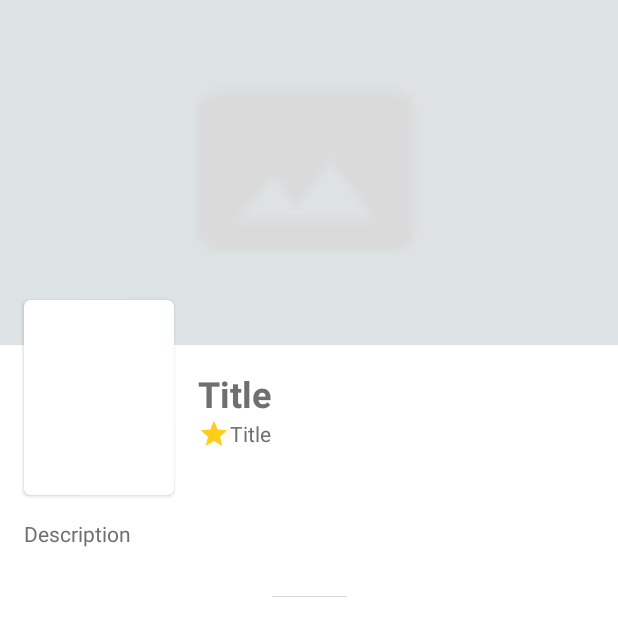
After one commit to yovi-ep/Content-Provider-Consumer, an Android app: the layout activity_detail_movie.xml on its own in the app's theme, with its tools: preview values and no code run, on a phone screen of 412 x 824 dp. The commit adds this screen. Shown: the top 636 px of the screen. Run offline under Robolectric (Android 15) with nearby library versions, the phone set to English and light mode, and no system bars.

Commit message:
Read ContentProvider

```diff
--- a/app/src/main/AndroidManifest.xml
+++ b/app/src/main/AndroidManifest.xml
@@ -2,6 +2,8 @@
 <manifest xmlns:android="http://schemas.android.com/apk/res/android"
           package="com.yeputra.moviecatalaguecunsumer">
 
+    <uses-permission android:name="android.permission.INTERNET" />
+    <uses-permission android:name="android.permission.ACCESS_NETWORK_STATE" />
     <uses-permission android:name="com.yeputra.moviecatalogue.READ_DATABASE"/>
     <uses-permission android:name="com.yeputra.moviecatalogue.WRITE_DATABASE"/>
 
@@ -20,6 +22,9 @@
                 <category android:name="android.intent.category.LAUNCHER"/>
             </intent-filter>
         </activity>
+
+        <activity android:name=".DetailMovieActivity"
+            android:screenOrientation="portrait" />
     </application>
 
 </manifest>
--- /dev/null
+++ b/app/src/main/res/layout/activity_detail_movie.xml
@@ -0,0 +1,110 @@
+<?xml version="1.0" encoding="utf-8"?>
+<ScrollView xmlns:android="http://schemas.android.com/apk/res/android"
+    xmlns:app="http://schemas.android.com/apk/res-auto"
+    android:layout_width="match_parent"
+    android:layout_height="match_parent"
+    xmlns:tools="http://schemas.android.com/tools"
+    android:orientation="vertical"
+    android:background="@color/white">
+
+    <androidx.constraintlayout.widget.ConstraintLayout
+        android:layout_width="match_parent"
+        android:layout_height="wrap_content">
+
+        <ImageView
+            android:id="@+id/img_banner"
+            android:layout_width="match_parent"
+            android:layout_height="@dimen/banner_height"
+            android:contentDescription="@string/description"
+            android:scaleType="centerCrop"
+            android:src="@mipmap/ic_placeholder"
+            android:background="@color/background"
+            app:layout_constraintEnd_toEndOf="parent"
+            app:layout_constraintStart_toStartOf="parent"
+            app:layout_constraintTop_toTopOf="parent" />
+
+        <androidx.cardview.widget.CardView
+            android:id="@+id/cardView"
+            style="@style/CardViewTheme"
+            android:layout_width="@dimen/poster_width"
+            android:layout_height="@dimen/poster_height"
+            android:layout_marginTop="@dimen/poster_margin_top_offset"
+            app:layout_constraintStart_toStartOf="parent"
+            app:layout_constraintTop_toTopOf="@+id/img_banner">
+            <LinearLayout
+                android:layout_width="match_parent"
+                android:layout_height="match_parent"
+                android:padding="@dimen/margin_extra_small">
+                <ImageView
+                    android:id="@+id/img_poster"
+                    android:layout_width="match_parent"
+                    android:layout_height="match_parent"
+                    android:scaleType="centerCrop"
+                    android:contentDescription="@string/description" />
+            </LinearLayout>
+        </androidx.cardview.widget.CardView>
+
+        <TextView
+            android:id="@+id/tv_title"
+            android:layout_width="0dp"
+            android:layout_height="wrap_content"
+            android:layout_margin="@dimen/margin_medium"
+            android:layout_marginEnd="@dimen/margin_small"
+            android:layout_marginRight="@dimen/margin_small"
+            android:textAppearance="@style/TextView.ExtraBigBold"
+            app:layout_constraintEnd_toEndOf="parent"
+            app:layout_constraintStart_toEndOf="@+id/cardView"
+            app:layout_constraintTop_toBottomOf="@+id/img_banner"
+            tools:text="@string/title" />
+
+        <LinearLayout
+            android:layout_width="wrap_content"
+            android:layout_height="wrap_content"
+            android:layout_marginStart="@dimen/margin_medium"
+            android:layout_marginLeft="@dimen/margin_medium"
+            android:gravity="center"
+            android:orientation="horizontal"
+            app:layout_constraintStart_toEndOf="@+id/cardView"
+            app:layout_constraintTop_toBottomOf="@+id/tv_title"
+            tools:ignore="UseCompoundDrawables">
+
+            <ImageView
+                android:layout_width="@dimen/margin_big"
+                android:layout_height="@dimen/margin_big"
+                android:contentDescription="@string/description"
+                android:src="@drawable/ic_star" />
+
+            <TextView
+                android:id="@+id/tv_rating"
+                style="@style/TextView.Medium"
+                android:layout_width="wrap_content"
+                android:layout_height="wrap_content"
+                android:gravity="center"
+                tools:text="@string/title" />
+
+        </LinearLayout>
+
+        <TextView
+            android:id="@+id/tv_overview"
+            style="@style/TextView.Medium"
+            android:layout_width="0dp"
+            android:layout_height="wrap_content"
+            android:layout_margin="@dimen/margin_medium"
+            app:layout_constraintEnd_toEndOf="parent"
+            app:layout_constraintStart_toStartOf="parent"
+            app:layout_constraintTop_toBottomOf="@+id/cardView"
+            tools:text="@string/description" />
+
+        <View
+            android:layout_width="@dimen/divider_width"
+            android:layout_height="@dimen/divider"
+            android:layout_marginTop="@dimen/margin_extra_big"
+            android:layout_marginBottom="@dimen/margin_medium"
+            android:background="@color/divider"
+            app:layout_constraintEnd_toEndOf="parent"
+            app:layout_constraintStart_toStartOf="parent"
+            app:layout_constraintBottom_toBottomOf="parent"
+            app:layout_constraintTop_toBottomOf="@+id/tv_overview" />
+
+    </androidx.constraintlayout.widget.ConstraintLayout>
+</ScrollView>
--- a/app/src/main/res/values/colors.xml
+++ b/app/src/main/res/values/colors.xml
@@ -7,8 +7,7 @@
     <color name="background">#DDE2E4</color>
     <color name="colorTextViewSecondary">#6F6F6F</color>
 
+    <color name="white">#FFFFFF</color>
     <color name="divider">#DADADA</color>
-    <color name="white">#FFFFFF</color>
-
     <color name="transparent_black">#46000000</color>
 </resources>
--- a/app/src/main/res/values/dimen.xml
+++ b/app/src/main/res/values/dimen.xml
@@ -6,11 +6,8 @@
     <dimen name="margin_big">21dp</dimen>
     <dimen name="margin_extra_big">32dp</dimen>
 
-    <dimen name="title_toolbar_size">20sp</dimen>
-
     <dimen name="card_radius_small">2dp</dimen>
     <dimen name="card_radius_medium">4dp</dimen>
-
     <dimen name="card_elevation_medium">1.5dp</dimen>
 
     <dimen name="divider">0.6dp</dimen>
@@ -18,6 +15,8 @@
 
     <!-- Item Movie-->
     <dimen name="item_poster_height">250dp</dimen>
+
+
     <!-- Detail Movie-->
     <dimen name="banner_height">230dp</dimen>
     <dimen name="poster_width">100dp</dimen>
--- a/app/src/main/res/values/styles.xml
+++ b/app/src/main/res/values/styles.xml
@@ -2,32 +2,16 @@
 <resources>
 
     <!-- Base application theme. -->
-    <style name="AppTheme" parent="Theme.AppCompat.Light.NoActionBar">
+    <style name="AppTheme" parent="Theme.AppCompat.Light">
         <!-- Customize your theme here. -->
         <item name="colorPrimary">@color/colorPrimary</item>
         <item name="colorPrimaryDark">@color/colorPrimaryDark</item>
         <item name="colorAccent">@color/colorAccent</item>
 
         <!-- To change the popup menu and app text color  -->
-        <item name="android:textColor">@color/colorTextViewSecondary</item>
-        <item name="android:itemBackground">@color/white</item>
         <item name="android:windowBackground">@color/background</item>
     </style>
 
-    <style name="ToolbarTheme" parent="Theme.AppCompat.NoActionBar">
-        <item name="android:textColorPrimary">@color/colorTextViewSecondary</item>
-        <item name="actionMenuTextColor">@color/colorTextViewSecondary</item>
-        <item name="android:textColorSecondary">@color/colorTextViewSecondary</item>
-    </style>
-
-    <style name="TabLayoutTheme" parent="Base.Widget.Design.TabLayout">
-        <item name="tabRippleColor">@color/divider</item>
-        <item name="tabTextAppearance">@style/TextTabLayout</item>
-    </style>
-
-    <style name="TextTabLayout" parent="TextView.MediumBold">
-        <item name="android:textAllCaps">true</item>
-    </style>
     <!-- THEME -->
 
 
@@ -71,4 +55,5 @@
     <style name="TextView.ExtraBigBold" parent="TextView.ExtraBig">
         <item name="android:textStyle">bold</item>
     </style>
+
 </resources>
```
Also changed, not shown: app/src/main/java/com/yeputra/moviecatalaguecunsumer/DetailMovieActivity.kt (added, +46 -0 lines), app/src/main/java/com/yeputra/moviecatalaguecunsumer/MainActivity.kt (+18 -10 lines), app/src/main/java/com/yeputra/moviecatalaguecunsumer/MovieAdapter.kt (+11 -8 lines), app/src/main/res/values/string.xml (+1 -21 lines).
